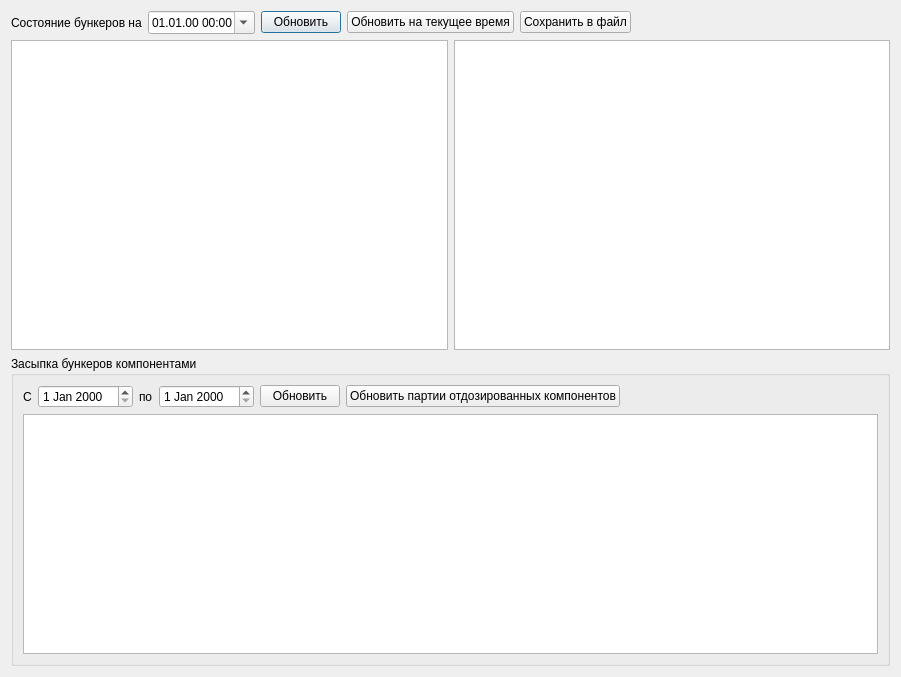
The window that dialogbunk.ui (Sergeyego/doz_view) describes before a commit, drawn with Qt 5.
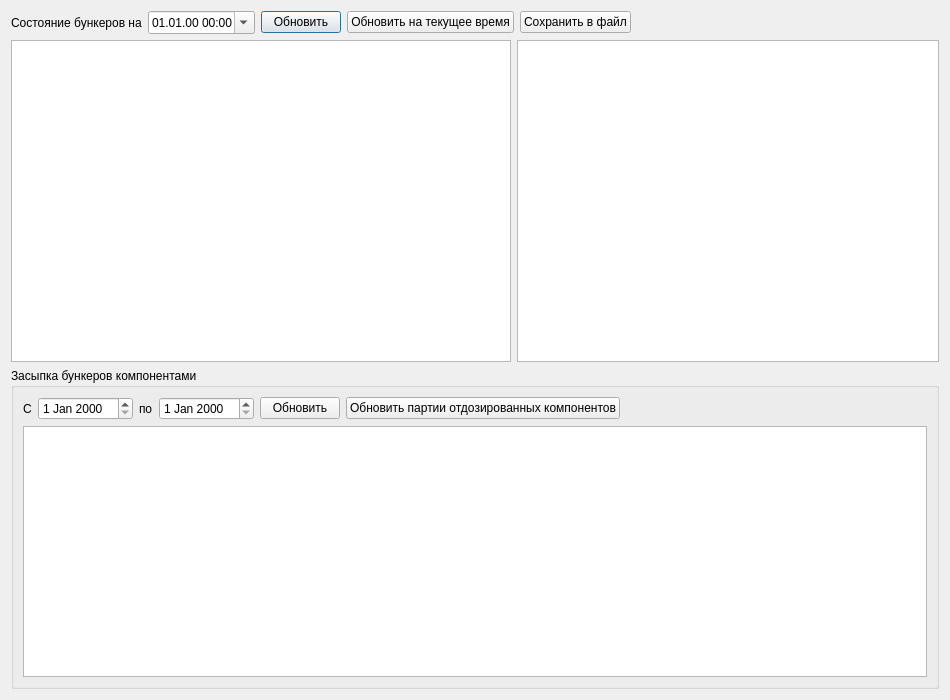
The same window after the commit. Custom widgets are drawn as their Qt base class.

What changed in the file:
```diff
--- a/dialogbunk.ui
+++ b/dialogbunk.ui
@@ -6,8 +6,8 @@
    <rect>
     <x>0</x>
     <y>0</y>
-    <width>901</width>
-    <height>677</height>
+    <width>950</width>
+    <height>700</height>
    </rect>
   </property>
   <property name="windowTitle">
@@ -73,6 +73,12 @@
     <layout class="QHBoxLayout" name="horizontalLayout_3">
      <item>
       <widget class="TableView" name="tableViewCurrent">
+       <property name="minimumSize">
+        <size>
+         <width>500</width>
+         <height>0</height>
+        </size>
+       </property>
        <attribute name="verticalHeaderVisible">
         <bool>false</bool>
        </attribute>
```
